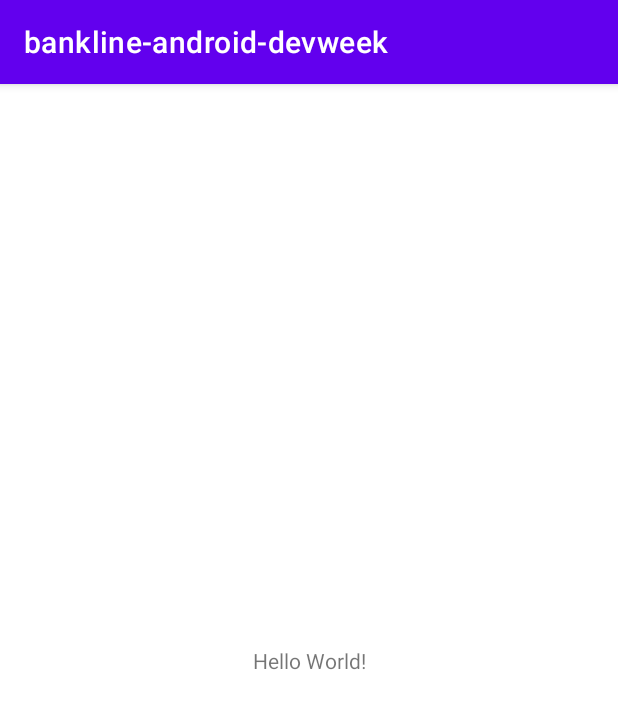
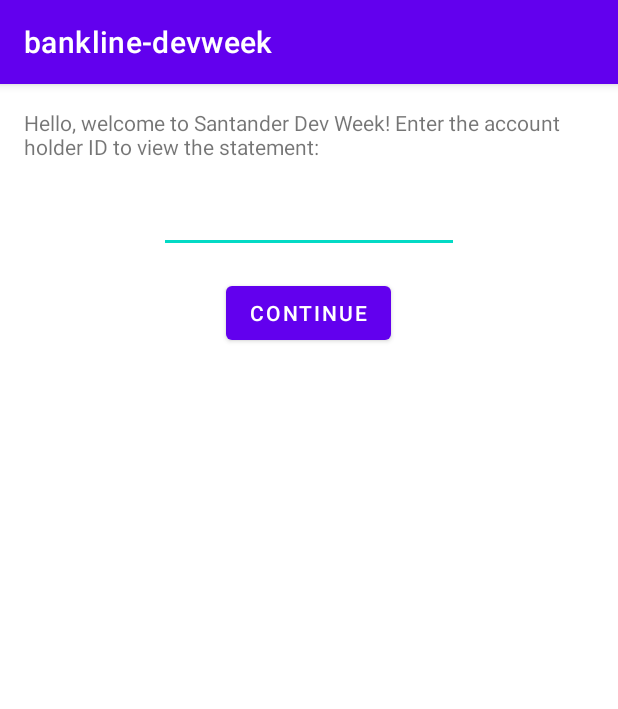
Before and after one commit to danielh-oliveira/bankline-android-devweek, an Android app: the screen it shows after launch (MainActivity before the commit, WelcomeActivity after it), on a phone screen of 412 x 824 dp. Shown: the top 709 px of the screen. Run offline under Robolectric (Android 15) with nearby library versions, the phone set to English and light mode, and no system bars.

```diff
--- a/app/build.gradle
+++ b/app/build.gradle
@@ -1,6 +1,7 @@
 plugins {
     id 'com.android.application'
     id 'kotlin-android'
+    id 'kotlin-parcelize'
 }
 
 android {
@@ -29,6 +30,9 @@ android {
     kotlinOptions {
         jvmTarget = '1.8'
     }
+    buildFeatures{
+        viewBinding true
+    }
 }
 
 dependencies {
@@ -37,7 +41,7 @@ dependencies {
     implementation 'androidx.appcompat:appcompat:1.4.1'
     implementation 'com.google.android.material:material:1.5.0'
     implementation 'androidx.constraintlayout:constraintlayout:2.1.3'
-    testImplementation 'junit:junit:4.+'
+    testImplementation 'junit:junit:4.13.2'
     androidTestImplementation 'androidx.test.ext:junit:1.1.3'
     androidTestImplementation 'androidx.test.espresso:espresso-core:3.4.0'
 }
--- a/app/src/main/java/br/com/daniel/bankline_android_devweek/MainActivity.kt
+++ /dev/null
@@ -1,11 +0,0 @@
-package br.com.daniel.bankline_android_devweek
-
-import androidx.appcompat.app.AppCompatActivity
-import android.os.Bundle
-
-class MainActivity : AppCompatActivity() {
-    override fun onCreate(savedInstanceState: Bundle?) {
-        super.onCreate(savedInstanceState)
-        setContentView(R.layout.activity_main)
-    }
-}
--- /dev/null
+++ b/app/src/main/java/br/com/daniel/bankline_android_devweek/domain/TipoMovimentacao.kt
@@ -0,0 +1,5 @@
+package br.com.daniel.bankline_android_devweek.domain
+
+enum class TipoMovimentacao {
+    RECEITA, DESPESA
+}
--- /dev/null
+++ b/app/src/main/java/br/com/daniel/bankline_android_devweek/ui/welcome/WelcomeActivity.kt
@@ -0,0 +1,12 @@
+package br.com.daniel.bankline_android_devweek.ui.welcome
+
+import androidx.appcompat.app.AppCompatActivity
+import android.os.Bundle
+import br.com.daniel.bankline_android_devweek.R
+
+class WelcomeActivity : AppCompatActivity() {
+    override fun onCreate(savedInstanceState: Bundle?) {
+        super.onCreate(savedInstanceState)
+        setContentView(R.layout.activity_welcome)
+    }
+}
--- a/app/src/main/res/layout/activity_main.xml
+++ /dev/null
@@ -1,18 +0,0 @@
-<?xml version="1.0" encoding="utf-8"?>
-<androidx.constraintlayout.widget.ConstraintLayout xmlns:android="http://schemas.android.com/apk/res/android"
-    xmlns:app="http://schemas.android.com/apk/res-auto"
-    xmlns:tools="http://schemas.android.com/tools"
-    android:layout_width="match_parent"
-    android:layout_height="match_parent"
-    tools:context=".MainActivity">
-
-    <TextView
-        android:layout_width="wrap_content"
-        android:layout_height="wrap_content"
-        android:text="Hello World!"
-        app:layout_constraintBottom_toBottomOf="parent"
-        app:layout_constraintLeft_toLeftOf="parent"
-        app:layout_constraintRight_toRightOf="parent"
-        app:layout_constraintTop_toTopOf="parent" />
-
-</androidx.constraintlayout.widget.ConstraintLayout>
--- /dev/null
+++ b/app/src/main/res/layout/activity_welcome.xml
@@ -0,0 +1,41 @@
+<?xml version="1.0" encoding="utf-8"?>
+<androidx.constraintlayout.widget.ConstraintLayout xmlns:android="http://schemas.android.com/apk/res/android"
+    xmlns:app="http://schemas.android.com/apk/res-auto"
+    xmlns:tools="http://schemas.android.com/tools"
+    android:layout_width="match_parent"
+    android:layout_height="match_parent"
+    tools:context=".ui.welcome.WelcomeActivity">
+
+    <TextView
+        android:id="@+id/TvWelcome"
+        android:layout_width="0dp"
+        android:layout_height="wrap_content"
+        android:layout_margin="@dimen/margin_default"
+        android:text="@string/txt_welcome"
+        app:layout_constraintLeft_toLeftOf="parent"
+        app:layout_constraintRight_toRightOf="parent"
+        app:layout_constraintTop_toTopOf="parent" />
+
+    <EditText
+        android:id="@+id/editTextAccontHolderId"
+        android:layout_width="200dp"
+        android:layout_height="wrap_content"
+        android:layout_marginTop="@dimen/margin_default"
+        android:ems="10"
+        android:inputType="numberDecimal"
+        app:layout_constraintEnd_toEndOf="parent"
+        app:layout_constraintStart_toStartOf="parent"
+        app:layout_constraintTop_toBottomOf="@+id/TvWelcome" />
+
+    <Button
+        android:id="@+id/btContinue"
+        android:layout_width="wrap_content"
+        android:layout_height="wrap_content"
+        android:layout_marginTop="@dimen/margin_default"
+        android:text="@string/txt_continue"
+        app:layout_constraintEnd_toEndOf="parent"
+        app:layout_constraintHorizontal_bias="0.498"
+        app:layout_constraintStart_toStartOf="parent"
+        app:layout_constraintTop_toBottomOf="@+id/editTextAccontHolderId" />
+
+</androidx.constraintlayout.widget.ConstraintLayout>
--- /dev/null
+++ b/app/src/main/res/values/dimens.xml
@@ -0,0 +1,5 @@
+<?xml version="1.0" encoding="utf-8"?>
+<resources>
+    <dimen name="margin_default">16dp</dimen>
+    <dimen name="margin_half_default">8dp</dimen>
+</resources>
--- a/app/src/main/res/values/strings.xml
+++ b/app/src/main/res/values/strings.xml
@@ -1,3 +1,5 @@
 <resources>
-    <string name="app_name">bankline-android-devweek</string>
+    <string name="app_name">bankline-devweek</string>
+    <string name="txt_continue">Continue</string>
+    <string name="txt_welcome">Hello, welcome to Santander Dev Week! Enter the account holder ID to view the statement:</string>
 </resources>
```
Also changed, not shown: app/src/main/AndroidManifest.xml (+11 -4 lines), app/src/main/java/br/com/daniel/bankline_android_devweek/domain/Correntista.kt (added, +9 -0 lines), app/src/main/java/br/com/daniel/bankline_android_devweek/domain/Movimentacao.kt (added, +10 -0 lines), app/src/main/java/br/com/daniel/bankline_android_devweek/ui/satement/BankStatementActivity.kt (added, +12 -0 lines), app/src/main/res/layout/activity_bank_statement.xml (added, +10 -0 lines), 1 other file.
